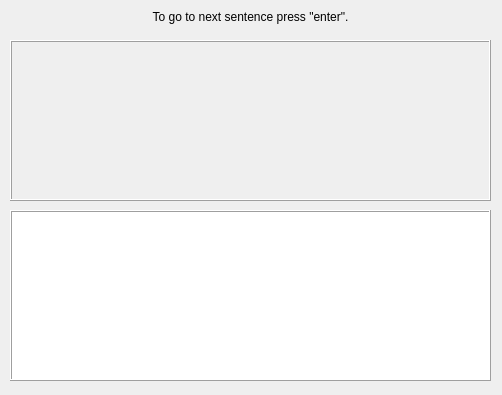
The window that Assignment6/text_entry_speed_test.ui (FelixKalley/reaction-test) describes before a commit, drawn with Qt 5.
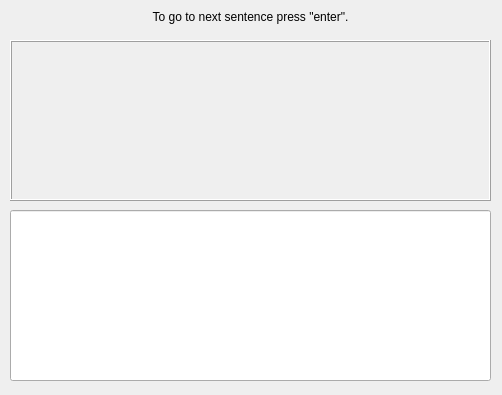
The same window after the commit.

```diff
--- a/Assignment6/text_entry_speed_test.ui
+++ b/Assignment6/text_entry_speed_test.ui
@@ -65,7 +65,7 @@
     <set>Qt::AlignHCenter|Qt::AlignTop</set>
    </property>
   </widget>
-  <widget class="QTextEdit" name="EnterTextEdit">
+  <widget class="QLineEdit" name="EnterTextEdit">
    <property name="geometry">
     <rect>
      <x>10</x>
@@ -79,11 +79,8 @@
      <pointsize>14</pointsize>
     </font>
    </property>
-   <property name="frameShape">
-    <enum>QFrame::Box</enum>
-   </property>
-   <property name="frameShadow">
-    <enum>QFrame::Raised</enum>
+   <property name="alignment">
+    <set>Qt::AlignLeading|Qt::AlignLeft|Qt::AlignTop</set>
    </property>
   </widget>
  </widget>
```
